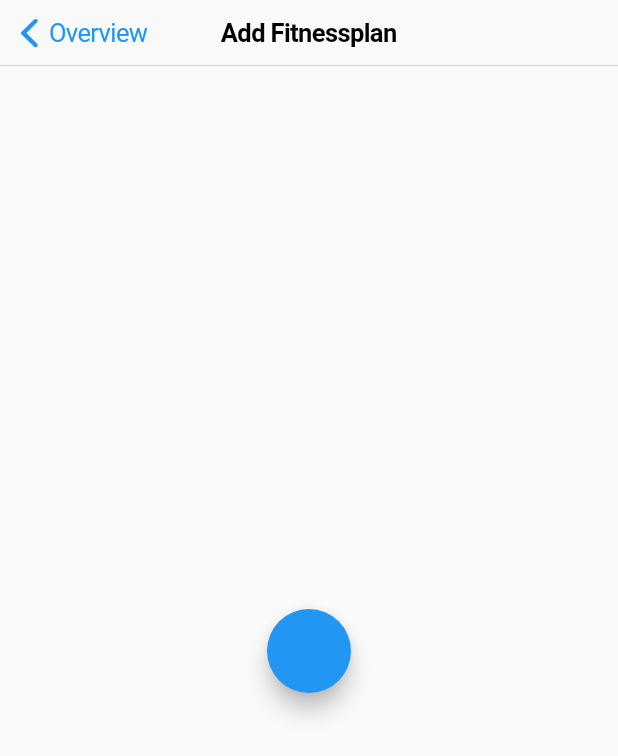
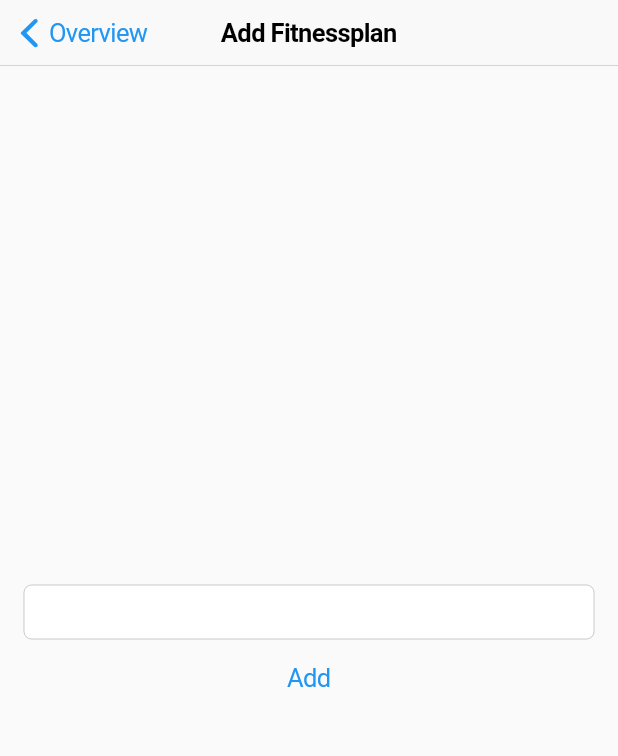
Before and after one commit to roy-adler/fitnapp, a Flutter app: the FitnessPlanAdd screen opened directly, on a phone screen of 412 x 824 dp. Shown: the top 756 px of the screen. Run offline on Flutter 3.47's test engine with Material 2 defaults, Android fonts, the phone set to English and light mode, and no system bars; our stand-ins replace shared_preferences; accounts and stored records are empty.

Commit message:
Adding with Text works

```diff
--- a/lib/App/Fitness/fitness_plan_add.dart
+++ b/lib/App/Fitness/fitness_plan_add.dart
@@ -11,20 +11,34 @@ class FitnessPlanAdd extends StatelessWidget {
 
   @override
   Widget build(BuildContext context) {
+    TextEditingController TEC = TextEditingController();
     return Scaffold(
       appBar: CupertinoNavigationBar(
         previousPageTitle: "Overview",
         middle: Text("Add Fitnessplan"),
       ),
       body: Center(
-        child: FloatingActionButton(
+        child: Container(
+          padding: EdgeInsets.all(16.0),
+          height: 120,
+          child: Flex(
+            direction: Axis.vertical,
+            children: <Widget>[
+              Expanded(
+                child: CupertinoTextField(controller: TEC,),
+              ),
+              CupertinoButton(
                 onPressed: () {
                   Data.addFitnessPlan(FitnessPlan(
-              title: "Hello" + Random().nextInt(1982).toString(),
+                    title: TEC.text,
                   ));
                   Navigator.maybePop(context);
                   setStateFunction();
                 },
+                child: Text("Add"),
+              ),
+            ],
+          ),
         ),
       ),
     );
```
Lines whose indentation alone changed are shown as unchanged.
